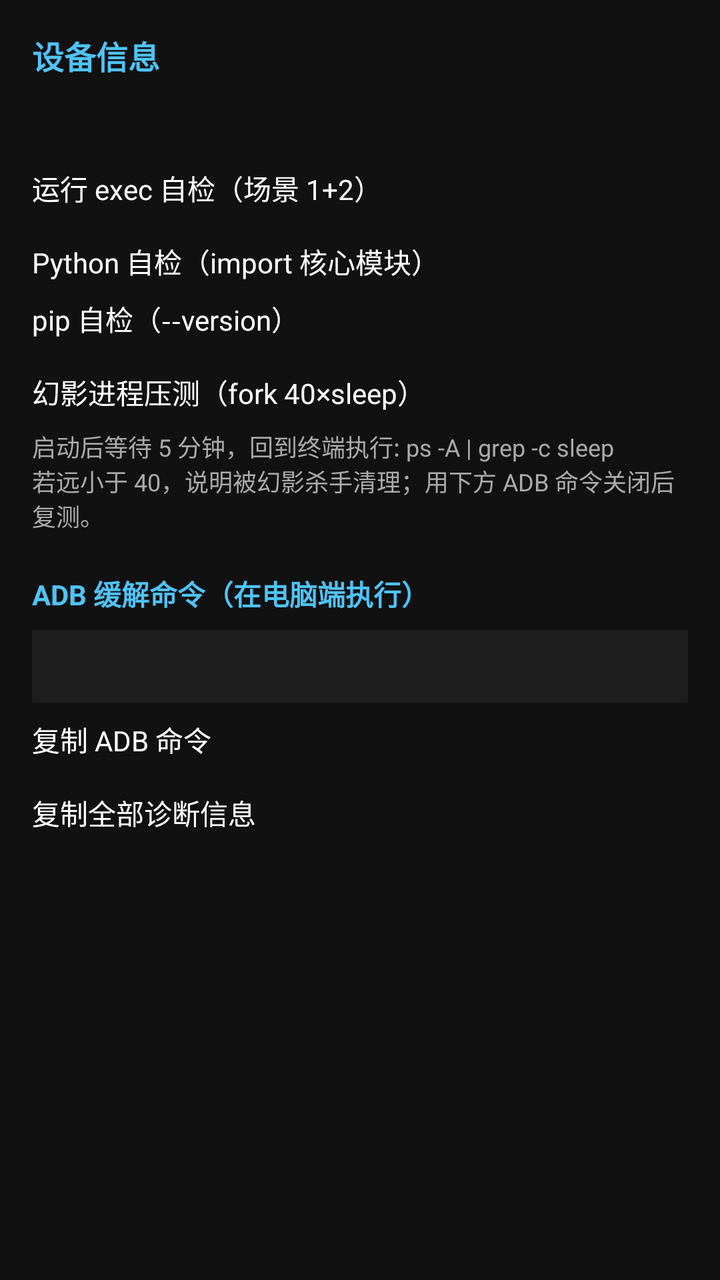
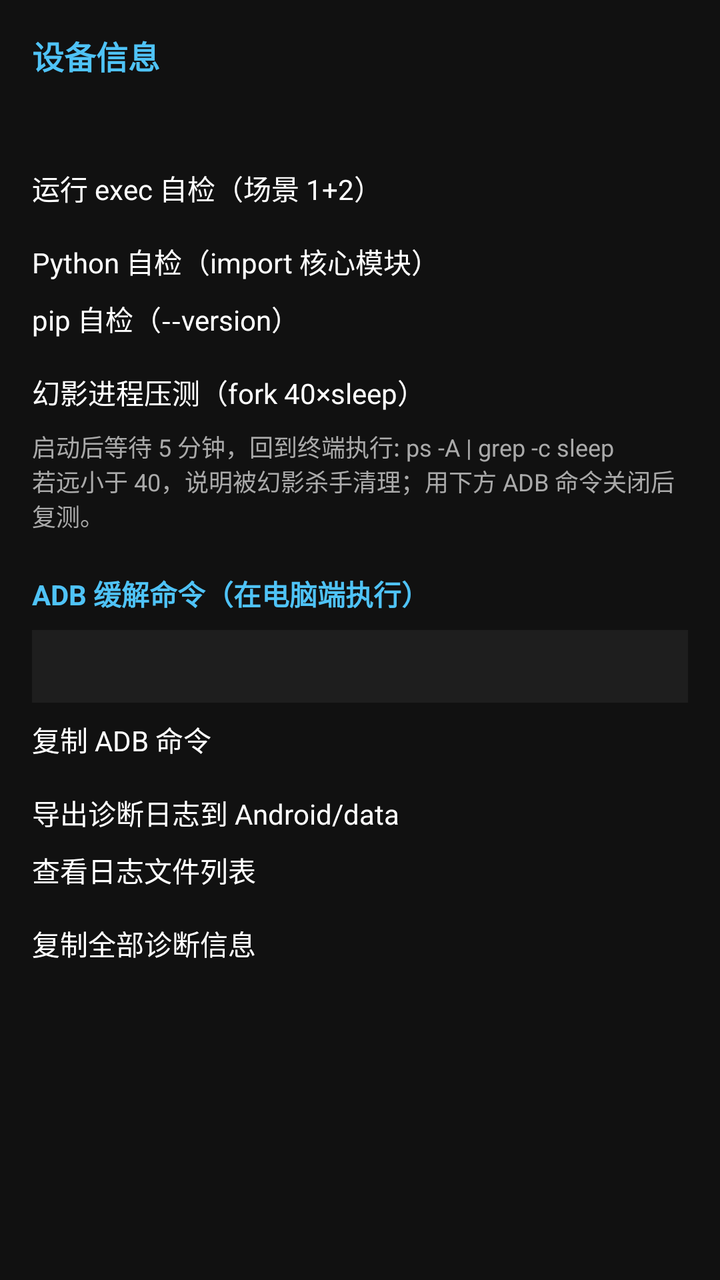

Screens rendered from an Android XML layout before and after an edit, with the pre-edit source and the edit as a unified diff.
<!-- AndroidManifest.xml: application theme Theme.AndroLinux -->
<!-- res/layout/activity_settings.xml -->
<?xml version="1.0" encoding="utf-8"?>
<ScrollView xmlns:android="http://schemas.android.com/apk/res/android"
    android:layout_width="match_parent"
    android:layout_height="match_parent"
    android:background="#111111">

    <LinearLayout
        android:layout_width="match_parent"
        android:layout_height="wrap_content"
        android:orientation="vertical"
        android:padding="16dp">

        <TextView
            android:layout_width="wrap_content"
            android:layout_height="wrap_content"
            android:text="设备信息"
            android:textColor="#4FC3F7"
            android:textSize="16sp"
            android:textStyle="bold" />

        <TextView
            android:id="@+id/device_info"
            android:layout_width="match_parent"
            android:layout_height="wrap_content"
            android:layout_marginTop="8dp"
            android:fontFamily="monospace"
            android:textColor="#DDDDDD"
            android:textSize="12sp"
            android:textIsSelectable="true" />

        <Button
            android:id="@+id/btn_exec_test"
            android:layout_width="match_parent"
            android:layout_height="wrap_content"
            android:layout_marginTop="20dp"
            android:text="运行 exec 自检（场景 1+2）" />

        <TextView
            android:id="@+id/exec_test_output"
            android:layout_width="match_parent"
            android:layout_height="wrap_content"
            android:layout_marginTop="8dp"
            android:background="#1E1E1E"
            android:fontFamily="monospace"
            android:padding="10dp"
            android:textColor="#A5D6A7"
            android:textSize="12sp"
            android:textIsSelectable="true"
            android:visibility="gone" />

        <Button
            android:id="@+id/btn_python_test"
            android:layout_width="match_parent"
            android:layout_height="wrap_content"
            android:layout_marginTop="16dp"
            android:text="Python 自检（import 核心模块）" />

        <Button
            android:id="@+id/btn_pip_test"
            android:layout_width="match_parent"
            android:layout_height="wrap_content"
            android:layout_marginTop="8dp"
            android:text="pip 自检（--version）" />

        <Button
            android:id="@+id/btn_phantom_test"
            android:layout_width="match_parent"
            android:layout_height="wrap_content"
            android:layout_marginTop="16dp"
            android:text="幻影进程压测（fork 40×sleep）" />

        <TextView
            android:id="@+id/phantom_hint"
            android:layout_width="match_parent"
            android:layout_height="wrap_content"
            android:layout_marginTop="8dp"
            android:textColor="#AAAAAA"
            android:textSize="12sp"
            android:text="启动后等待 5 分钟，回到终端执行: ps -A | grep -c sleep&#10;若远小于 40，说明被幻影杀手清理；用下方 ADB 命令关闭后复测。" />

        <TextView
            android:layout_width="wrap_content"
            android:layout_height="wrap_content"
            android:layout_marginTop="20dp"
            android:text="ADB 缓解命令（在电脑端执行）"
            android:textColor="#4FC3F7"
            android:textSize="14sp"
            android:textStyle="bold" />

        <TextView
            android:id="@+id/adb_command"
            android:layout_width="match_parent"
            android:layout_height="wrap_content"
            android:layout_marginTop="8dp"
            android:background="#1E1E1E"
            android:fontFamily="monospace"
            android:padding="10dp"
            android:textColor="#FFCC80"
            android:textSize="12sp"
            android:textIsSelectable="true" />

        <Button
            android:id="@+id/btn_copy_adb"
            android:layout_width="match_parent"
            android:layout_height="wrap_content"
            android:layout_marginTop="8dp"
            android:text="复制 ADB 命令" />

        <Button
            android:id="@+id/btn_copy_diag"
            android:layout_width="match_parent"
            android:layout_height="wrap_content"
            android:layout_marginTop="16dp"
            android:layout_marginBottom="24dp"
            android:text="复制全部诊断信息" />
    </LinearLayout>
</ScrollView>
<!-- resources referenced by this layout -->
<resources>
  <style name="Theme.AndroLinux" parent="@android:style/Theme.Material.NoActionBar">
          <item name="android:windowBackground">@android:color/black</item>
          <item name="android:colorPrimary">#FF37474F</item>
          <item name="android:statusBarColor">@android:color/black</item>
      </style>
</resources>

<!-- the commit's change to res/layout/activity_settings.xml (unified diff, before → after) -->
@@ -107,6 +107,20 @@
             android:text="复制 ADB 命令" />
 
         <Button
+            android:id="@+id/btn_export_logs"
+            android:layout_width="match_parent"
+            android:layout_height="wrap_content"
+            android:layout_marginTop="16dp"
+            android:text="导出诊断日志到 Android/data" />
+
+        <Button
+            android:id="@+id/btn_list_logs"
+            android:layout_width="match_parent"
+            android:layout_height="wrap_content"
+            android:layout_marginTop="8dp"
+            android:text="查看日志文件列表" />
+
+        <Button
             android:id="@+id/btn_copy_diag"
             android:layout_width="match_parent"
             android:layout_height="wrap_content"
